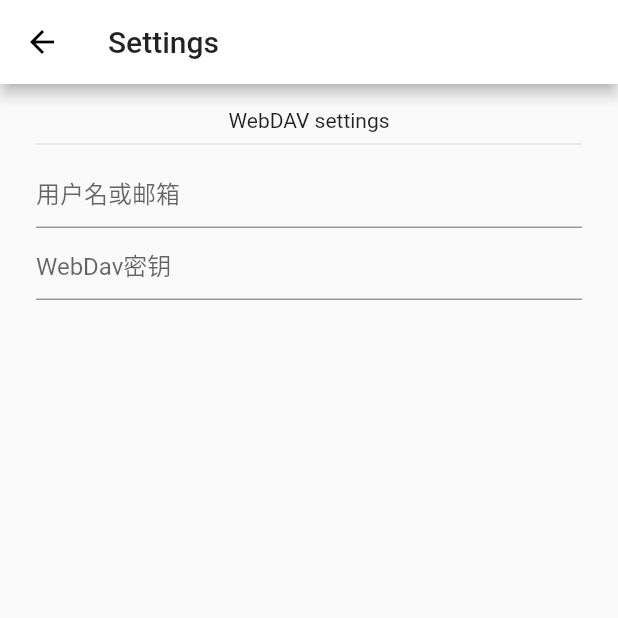
After one commit to Colin-XKL/sticky, a Flutter app: the SettingsPage screen opened directly, on a phone screen of 412 x 824 dp, the top half of it. The commit adds this screen. Run offline on Flutter 3.47's test engine with Material 2 defaults, Android fonts, the phone set to English and light mode, and no system bars; our stand-ins replace get, get_storage, localstorage, package_info_plus, sentry, sentry_flutter; missing offline and left inert: webdav_client; accounts and stored records are empty; Roboto replaces fonts that are missing (Sans); statements that could not run were skipped.

Commit message:
webdav data storage; settings page

```diff
--- /dev/null
+++ b/lib/pages/setting.dart
@@ -0,0 +1,67 @@
+import 'package:flutter/material.dart';
+import 'package:get_storage/get_storage.dart';
+
+class SettingsPage extends StatelessWidget {
+  final GetStorage g = GetStorage('Settings');
+
+  final TextEditingController _accountCtl = TextEditingController(text: (() {
+    GetStorage g = GetStorage('Settings');
+    return g.read('WebDavUserName') ?? "";
+  })());
+  final TextEditingController _tokenCtl = TextEditingController(text: (() {
+    GetStorage g = GetStorage('Settings');
+    return g.read('WebDavPassword') ?? "";
+  })());
+
+  void _saveAccount() {
+    g.write('WebDavUserName', _accountCtl.text);
+  }
+
+  void _saveToken() {
+    g.write('WebDavPassword', _tokenCtl.text);
+  }
+
+  @override
+  Widget build(BuildContext context) {
+    return Scaffold(
+        appBar: AppBar(
+          title: Text("Settings"),
+        ),
+        body: SingleChildScrollView(
+            child: Wrap(children: [
+          Padding(
+            padding: EdgeInsets.fromLTRB(24, 16, 24, 8),
+            child: ConstrainedBox(
+              constraints: BoxConstraints(maxWidth: 600),
+              child: Column(
+                children: [
+                  Text("WebDAV settings"),
+                  Divider(),
+                  TextField(
+                    controller: _accountCtl,
+                    onEditingComplete: _saveAccount,
+                    decoration: InputDecoration(
+                      hintText: "用户名或邮箱",
+                    ),
+                  ),
+                  TextField(
+                    controller: _tokenCtl,
+                    onEditingComplete: _saveToken,
+                    decoration: InputDecoration(
+                      hintText: "WebDav密钥",
+                    ),
+                  ),
+                ],
+              ),
+            ),
+          ),
+          Padding(
+              padding: EdgeInsets.fromLTRB(24, 16, 24, 8),
+              child: ConstrainedBox(
+                  constraints: BoxConstraints(maxWidth: 600),
+                  child: Column(
+                    children: [],
+                  )))
+        ])));
+  }
+}
--- a/pubspec.yaml
+++ b/pubspec.yaml
@@ -15,7 +15,7 @@ publish_to: 'none' # Remove this line if you wish to publish to pub.dev
 # In iOS, build-name is used as CFBundleShortVersionString while build-number used as CFBundleVersion.
 # Read more about iOS versioning at
 # https://developer.apple.com/library/archive/documentation/General/Reference/InfoPlistKeyReference/Articles/CoreFoundationKeys.html
-version: 0.20.0+1
+version: 0.22.0+1
 
 environment:
   sdk: ">=2.7.0 <3.0.0"
@@ -23,7 +23,6 @@ environment:
 dependencies:
   flutter:
     sdk: flutter
-
 
   # The following adds the Cupertino Icons font to your application.
   # Use with the CupertinoIcons class for iOS style icons.
@@ -34,6 +33,7 @@ dependencies:
   sentry_flutter: ^5.1.0
   url_launcher: ^6.0.9
   package_info_plus: ^1.0.5
+  webdav_client: ^1.1.0
 
 dev_dependencies:
   flutter_test:
```
Also changed, not shown: lib/main.dart (+51 -9 lines), lib/utils/sync.dart (added, +52 -0 lines), lib/views/list.dart (+7 -5 lines), lib/views/the_view.dart (+43 -3 lines), lib/views/whiteboard.dart (+16 -2 lines), pubspec.lock.
